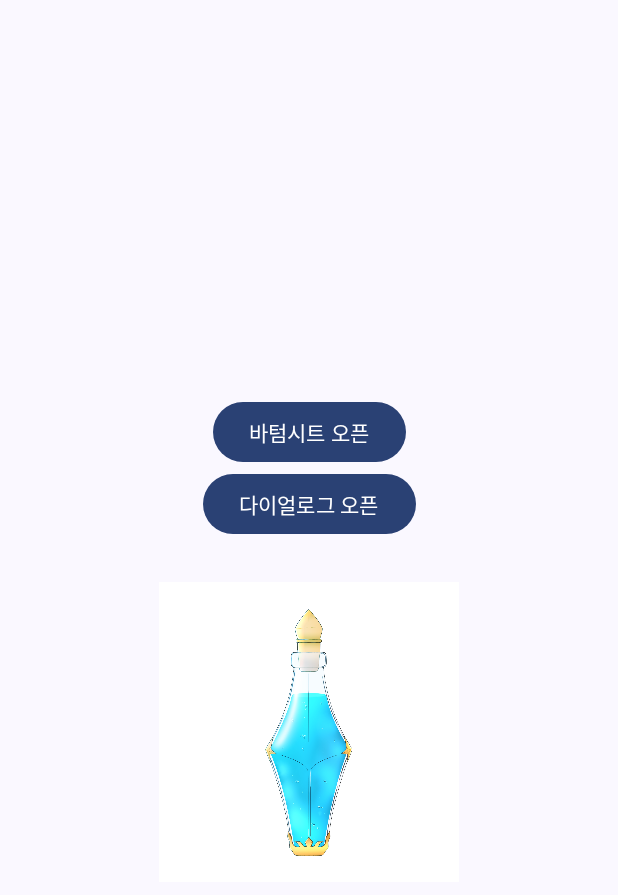
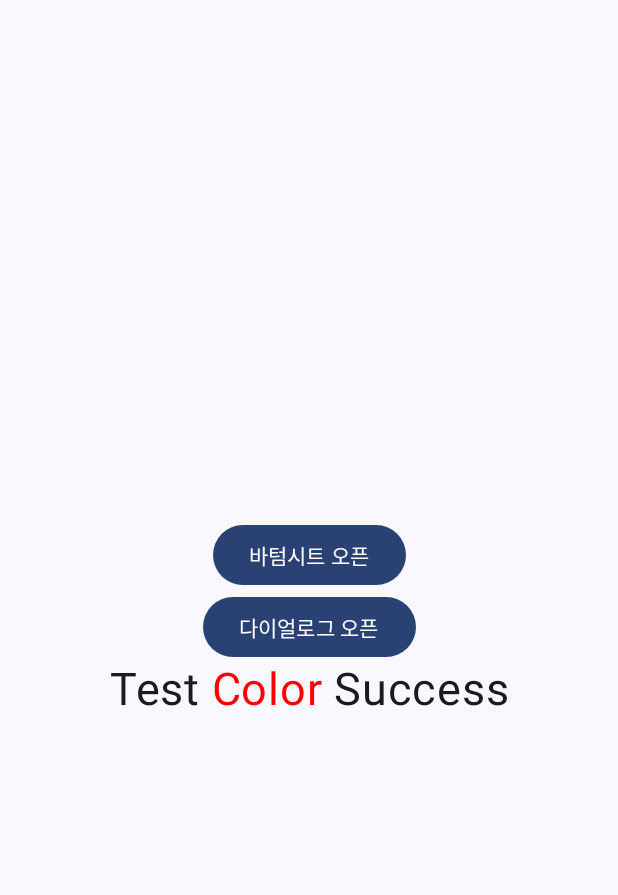
Before and after one commit to hyosikchoi/ComposePracticeRepo, an Android app built with Jetpack Compose: the screen it shows after launch (MainActivity), on a phone screen of 412 x 824 dp. Shown: the top 895 px of the screen. Run offline under Robolectric (Android 15) with nearby library versions, the phone set to English and light mode, and no system bars.

Commit message:
Add - String font color with compose in xml

```diff
--- a/app/src/main/java/com/hyosik/composepractice/MainActivity.kt
+++ b/app/src/main/java/com/hyosik/composepractice/MainActivity.kt
@@ -46,6 +46,13 @@ import androidx.compose.runtime.remember
 import androidx.compose.ui.graphics.*
 import androidx.compose.ui.layout.ContentScale
 import androidx.compose.ui.res.painterResource
+import androidx.compose.ui.res.stringResource
+import androidx.compose.ui.text.AnnotatedString
+import androidx.compose.ui.text.SpanStyle
+import androidx.compose.ui.text.buildAnnotatedString
+import androidx.compose.ui.text.style.TextAlign
+import androidx.compose.ui.text.withStyle
+import androidx.compose.ui.unit.sp
 import androidx.core.view.WindowCompat
 import com.hyosik.composepractice.ui.BottomSheet
 import com.hyosik.composepractice.ui.CustomDialog
@@ -104,12 +111,24 @@ class MainActivity : ComponentActivity() {
                             )
                         }
 
-                        Image(
-                            modifier = Modifier.offset(y = offsetY.value.dp).width(200.dp).height(200.dp),
-                            painter = painterResource(id = R.drawable.potion),
-                            contentDescription = "앱 아이콘",
-                            contentScale = ContentScale.FillWidth
+//                        Image(
+//                            modifier = Modifier
+//                                .offset(y = offsetY.value.dp)
+//                                .width(200.dp)
+//                                .height(200.dp),
+//                            painter = painterResource(id = R.drawable.potion),
+//                            contentDescription = "앱 아이콘",
+//                            contentScale = ContentScale.FillWidth
+//                        )
+
+
+                        Text(
+                            modifier = Modifier.fillMaxWidth(),
+                            text = getFontColorWithText(text = stringResource(id = R.string.test_color)),
+                            fontSize = 30.sp,
+                            textAlign = TextAlign.Center
                         )
+
 
 //                        if(isShow){
 //                            Box(
@@ -230,6 +249,39 @@ class MainActivity : ComponentActivity() {
     }
 }
 
+private fun getFontColorWithText(text: String): AnnotatedString {
+
+    val annotatedText = buildAnnotatedString {
+        var startIndex = 0
+        var endIndex: Int
+
+        // Iterate through the text and find segments wrapped with '*'
+        while (startIndex < text.length) {
+            endIndex = text.indexOf('*', startIndex)
+            if (endIndex == -1) {
+                append(text.substring(startIndex))
+                break
+            } else {
+                append(text.substring(startIndex, endIndex))
+                startIndex = endIndex + 1
+                endIndex = text.indexOf('*', startIndex)
+                if (endIndex == -1) {
+                    append(text.substring(startIndex))
+                    break
+                } else {
+                    withStyle(style = SpanStyle(color = Color.Red)) {
+                        append(text.substring(startIndex, endIndex))
+                    }
+                    startIndex = endIndex + 1
+                }
+            }
+        }
+    }
+
+    return annotatedText
+
+}
+
 
 @Composable
 fun Greeting(name: String, modifier: Modifier = Modifier) {
--- a/app/src/main/res/values/strings.xml
+++ b/app/src/main/res/values/strings.xml
@@ -1,3 +1,4 @@
 <resources>
     <string name="app_name">ComposePractice</string>
+    <string name="test_color">Test *Color* Success</string>
 </resources>
```
